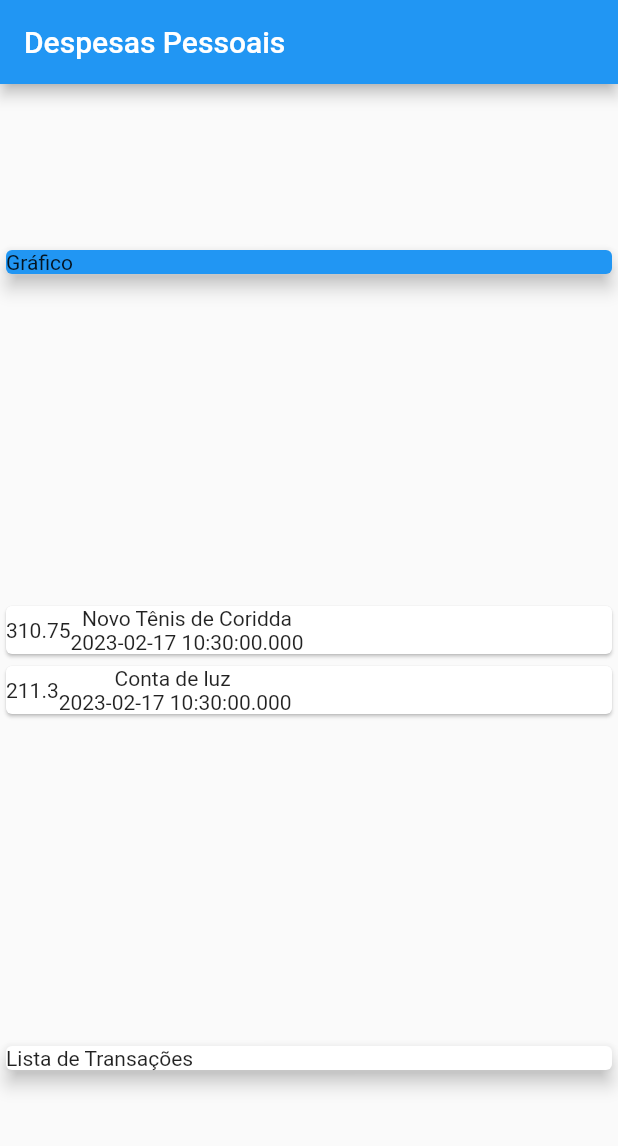
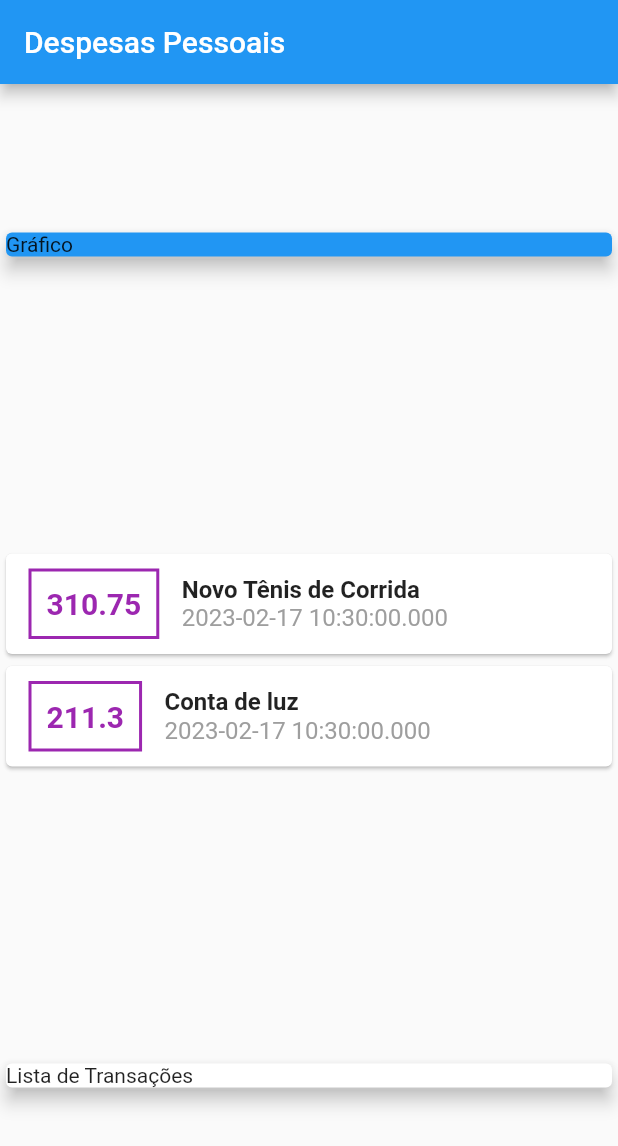
Before and after one commit to oTalDoHud/controle_gastos, a Flutter app: the screen it shows after launch, on a phone screen of 412 x 824 dp. Shown: the top 1146 px of the screen. Run offline on Flutter 3.47's test engine with Material 2 defaults, Android fonts, the phone set to English and light mode, and no system bars.

Commit message:
Formatando e trocando coloração

```diff
--- a/lib/main.dart
+++ b/lib/main.dart
@@ -18,7 +18,7 @@ class MyHomeApp extends StatelessWidget {
   final _transaction = [
     Transaction(
       id: "t1",
-      title: "Novo Tênis de Coridda",
+      title: "Novo Tênis de Corrida",
       value: 310.75,
       date: DateTime.now(),
     ),
@@ -53,14 +53,42 @@ class MyHomeApp extends StatelessWidget {
                 child: Row(
                   children: <Widget>[
                     Container(
+                      margin: const EdgeInsets.symmetric(
+                        horizontal: 15,
+                        vertical: 10,
+                      ),
+                      decoration: BoxDecoration(
+                          border: Border.all(
+                        color: Colors.purple,
+                        width: 2,
+                      )),
+                      padding: const EdgeInsets.all(10),
                       child: Text(
                         tr.value.toString(),
+                        style: const TextStyle(
+                          fontWeight: FontWeight.bold,
+                          fontSize: 20,
+                          color: Colors.purple,
+                        ),
                       ),
                     ),
                     Column(
+                      crossAxisAlignment: CrossAxisAlignment.start,
                       children: [
-                        Text(tr.title),
-                        Text(tr.date.toString()),
+                        Text(
+                          tr.title,
+                          style: const TextStyle(
+                            fontWeight: FontWeight.bold,
+                            fontSize: 16,
+                          ),
+                        ),
+                        Text(
+                          tr.date.toString(),
+                          style: const TextStyle(
+                            color: Colors.grey,
+                            fontSize: 16,
+                          ),
+                        ),
                       ],
                     ),
                   ],
```
